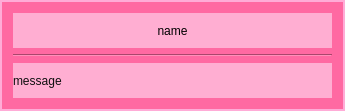
This is message.ui in Panfetka/Chat as Qt 5 draws it before an edit. The edited form follows.
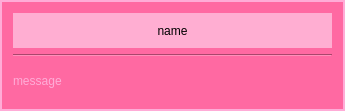
This is the edited form.

Commit message: закончила работу

Patch:
```diff
--- a/message.ui
+++ b/message.ui
@@ -59,9 +59,9 @@
    <item>
     <widget class="QLabel" name="message">
      <property name="styleSheet">
-      <string notr="true">color: rgb(15, 15, 15);
+      <string notr="true">
 
-background-color: rgb(255, 174, 210);
+
 </string>
      </property>
      <property name="text">
```
The commit also changes 1 other file.
